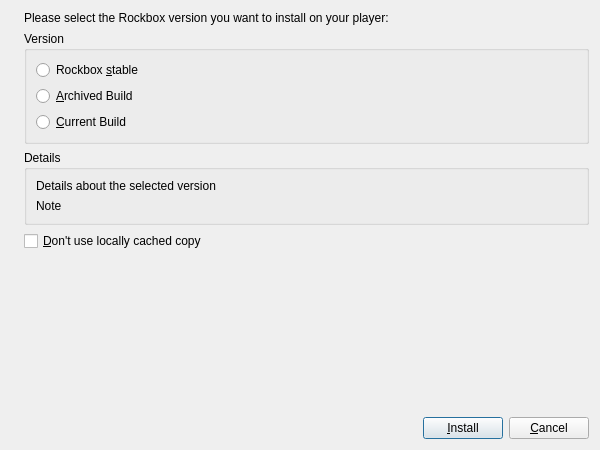
Old version of the form rbutil/rbutilqt/installfrm.ui in the repository Rockbox-Chinese-Community/Rockbox-RCC.
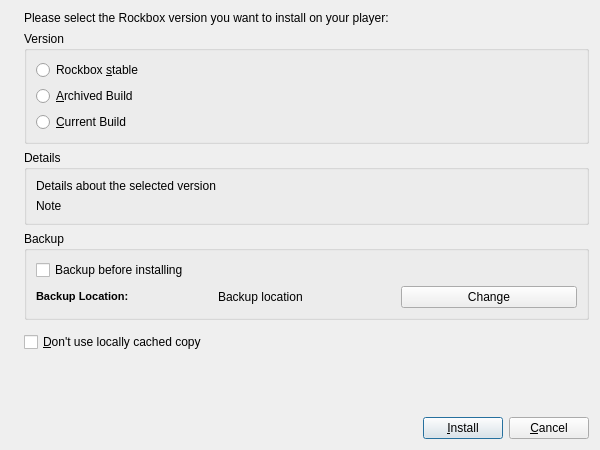
New version of the form. Icons and pictures are not drawn.

Commit message: rbutil: improve the backup function.

What changed in the file:
```diff
--- a/rbutil/rbutilqt/installfrm.ui
+++ b/rbutil/rbutilqt/installfrm.ui
@@ -98,35 +98,12 @@
      </layout>
     </widget>
    </item>
-   <item row="3" column="1" colspan="2" >
-    <widget class="QCheckBox" name="checkBoxCache" >
-     <property name="toolTip" >
-      <string>Rockbox Utility stores copies of Rockbox it has downloaded on the local hard disk to save network traffic. If your local copy is no longer working, tick this box to download a fresh copy.</string>
-     </property>
-     <property name="text" >
-      <string>&amp;Don't use locally cached copy</string>
-     </property>
-    </widget>
-   </item>
-   <item row="4" column="3" >
-    <spacer>
-     <property name="orientation" >
-      <enum>Qt::Vertical</enum>
-     </property>
-     <property name="sizeHint" >
-      <size>
-       <width>20</width>
-       <height>40</height>
-      </size>
-     </property>
-    </spacer>
-   </item>
-   <item row="5" column="1" >
+   <item row="8" column="1" >
     <spacer>
      <property name="orientation" >
       <enum>Qt::Horizontal</enum>
      </property>
-     <property name="sizeHint" >
+     <property name="sizeHint" stdset="0" >
       <size>
        <width>40</width>
        <height>20</height>
@@ -134,7 +111,7 @@
      </property>
     </spacer>
    </item>
-   <item row="5" column="2" colspan="2" >
+   <item row="8" column="2" colspan="2" >
     <layout class="QHBoxLayout" >
      <item>
       <widget class="QPushButton" name="buttonOk" >
@@ -158,6 +135,70 @@
      </item>
     </layout>
    </item>
+   <item row="7" column="2" >
+    <spacer>
+     <property name="orientation" >
+      <enum>Qt::Vertical</enum>
+     </property>
+     <property name="sizeHint" stdset="0" >
+      <size>
+       <width>20</width>
+       <height>40</height>
+      </size>
+     </property>
+    </spacer>
+   </item>
+   <item row="3" column="1" colspan="3" >
+    <widget class="QGroupBox" name="Backupgroup" >
+     <property name="title" >
+      <string>Backup</string>
+     </property>
+     <layout class="QGridLayout" name="gridLayout" >
+      <item row="0" column="0" colspan="2" >
+       <widget class="QCheckBox" name="backup" >
+        <property name="text" >
+         <string>Backup before installing</string>
+        </property>
+       </widget>
+      </item>
+      <item row="1" column="0" >
+       <widget class="QLabel" name="label_3" >
+        <property name="text" >
+         <string>&lt;!DOCTYPE HTML PUBLIC "-//W3C//DTD HTML 4.0//EN" "http://www.w3.org/TR/REC-html40/strict.dtd">
+&lt;html>&lt;head>&lt;meta name="qrichtext" content="1" />&lt;style type="text/css">
+p, li { white-space: pre-wrap; }
+&lt;/style>&lt;/head>&lt;body style=" font-family:'MS Shell Dlg 2'; font-size:8.25pt; font-weight:400; font-style:normal;">
+&lt;p style=" margin-top:0px; margin-bottom:0px; margin-left:0px; margin-right:0px; -qt-block-indent:0; text-indent:0px;">&lt;span style=" font-size:8pt; font-weight:600;">Backup Location:&lt;/span>&lt;/p>&lt;/body>&lt;/html></string>
+        </property>
+       </widget>
+      </item>
+      <item row="1" column="1" >
+       <widget class="QLabel" name="backupLocation" >
+        <property name="text" >
+         <string>Backup location</string>
+        </property>
+       </widget>
+      </item>
+      <item row="1" column="2" >
+       <widget class="QPushButton" name="changeBackup" >
+        <property name="text" >
+         <string>Change</string>
+        </property>
+       </widget>
+      </item>
+     </layout>
+    </widget>
+   </item>
+   <item row="5" column="1" >
+    <widget class="QCheckBox" name="checkBoxCache" >
+     <property name="toolTip" >
+      <string>Rockbox Utility stores copies of Rockbox it has downloaded on the local hard disk to save network traffic. If your local copy is no longer working, tick this box to download a fresh copy.</string>
+     </property>
+     <property name="text" >
+      <string>&amp;Don't use locally cached copy</string>
+     </property>
+    </widget>
+   </item>
   </layout>
  </widget>
  <resources>
```
Left out of the diff: 8 changed lines with no effect on the pictures. The commit also changes 8 other files.
